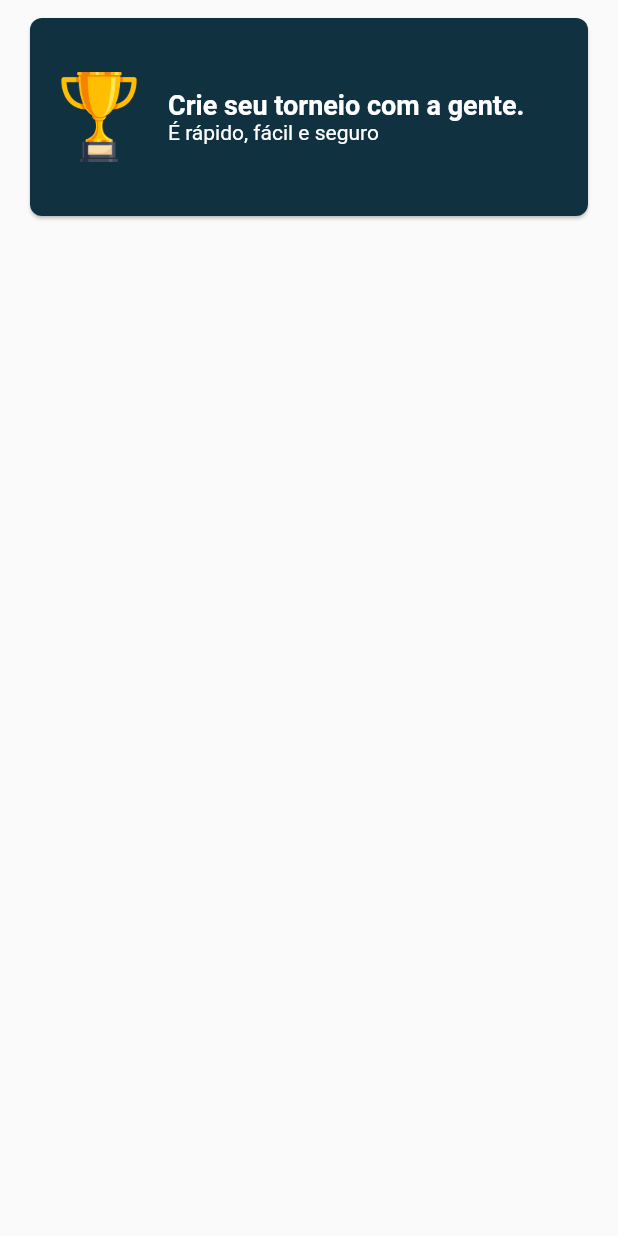
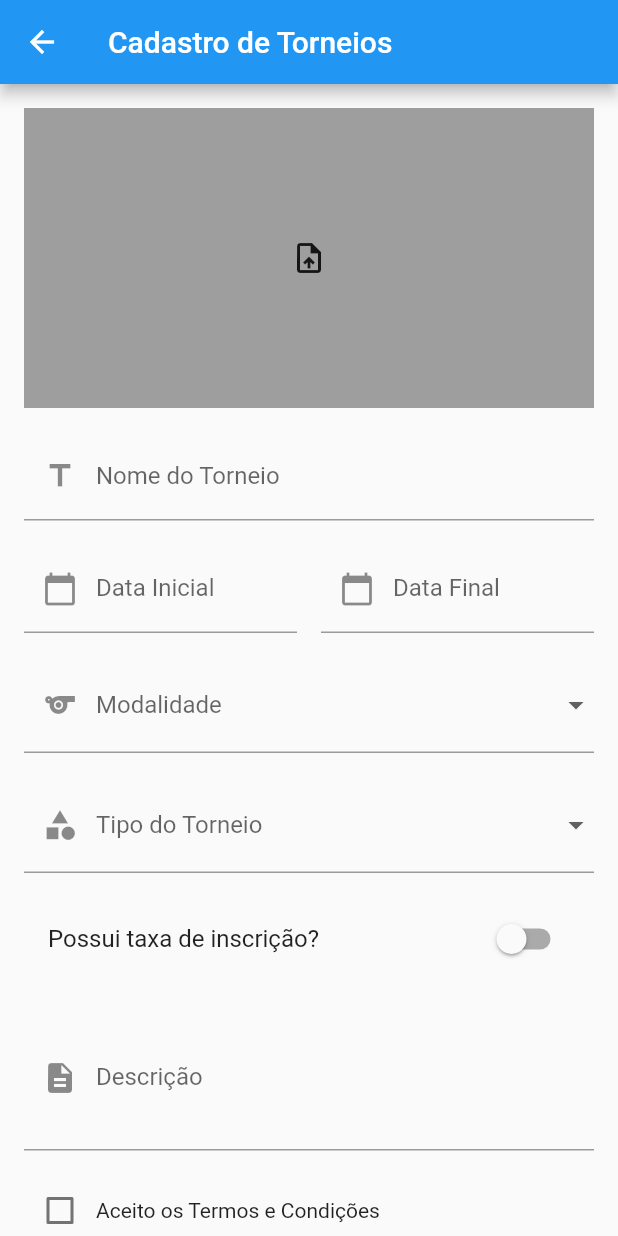
Before and after one commit to ErikMendesRc/pro_angler, a Flutter app: the CreateTournamentCard widget shown alone on an empty page, opened directly, after a tap on "Crie seu torneio com a gente.", on a phone screen of 412 x 824 dp. Run offline on Flutter 3.47's test engine with Material 2 defaults, Android fonts, the phone set to English and light mode, and no system bars; our stand-ins replace font_awesome_flutter, image_picker; network calls fail; project files that could hold a hidden picture were left out.

Commit message:
Feito a tela de criação de torneios.

```diff
--- /dev/null
+++ b/lib/Views/new_tournament_page.dart
@@ -0,0 +1,230 @@
+import 'dart:io';
+
+import 'package:flutter/material.dart';
+import 'package:flutter/services.dart';
+import 'package:image_picker/image_picker.dart';
+import 'package:intl/intl.dart';
+
+class NewTournamentPage extends StatefulWidget {
+  const NewTournamentPage({super.key});
+
+  @override
+  _NewTournamentPageState createState() => _NewTournamentPageState();
+}
+
+class _NewTournamentPageState extends State<NewTournamentPage> {
+  bool _hasEntryFee = false;
+  bool _acceptTerms = false;
+  final TextEditingController _startDateController = TextEditingController();
+  final TextEditingController _endDateController = TextEditingController();
+  final TextEditingController _entryFeeController = TextEditingController();
+  final picker = ImagePicker();
+  File? _pickedImage;
+
+  @override
+  void dispose() {
+    _startDateController.dispose();
+    _endDateController.dispose();
+    _entryFeeController.dispose();
+    super.dispose();
+  }
+
+  Future getImage() async {
+    final pickedImage = await picker.pickImage(source: ImageSource.gallery);
+
+    setState(() {
+      if (pickedImage != null) {
+        _pickedImage = File(pickedImage.path);
+      }
+    });
+  }
+
+  @override
+  Widget build(BuildContext context) {
+    return Scaffold(
+      appBar: AppBar(
+        title: const Text('Cadastro de Torneios'),
+      ),
+      body: SingleChildScrollView(
+        child: Padding(
+          padding: const EdgeInsets.all(16.0),
+          child: Column(
+            crossAxisAlignment: CrossAxisAlignment.stretch,
+            children: [
+              GestureDetector(
+                onTap: getImage,
+                child: Container(
+                  height: 200.0,
+                  color: Colors.grey,
+                  child: _pickedImage != null
+                      ? Image.file(
+                          _pickedImage!,
+                          height: 200,
+                          fit: BoxFit.cover,
+                        )
+                      : const Icon(Icons.upload_file),
+                ),
+              ),
+              const SizedBox(height: 16.0),
+              TextFormField(
+                decoration: const InputDecoration(
+                  labelText: 'Nome do Torneio',
+                  prefixIcon: Icon(Icons.title),
+                ),
+              ),
+              const SizedBox(height: 16.0),
+              Row(
+                children: [
+                  Expanded(
+                    child: TextFormField(
+                      decoration: const InputDecoration(
+                        labelText: 'Data Inicial',
+                        prefixIcon: Icon(Icons.calendar_today),
+                      ),
+                      controller: _startDateController,
+                      onTap: () async {
+                        final DateTime? selectedDate = await showDatePicker(
+                          context: context,
+                          initialDate: DateTime.now(),
+                          firstDate: DateTime.now(),
+                          lastDate: DateTime(2100),
+                        );
+                        if (selectedDate != null) {
+                          final formattedDate =
+                              DateFormat('dd/MM/yyyy').format(selectedDate);
+                          setState(() {
+                            _startDateController.text = formattedDate;
+                          });
+                        }
+                      },
+                      readOnly: true,
+                    ),
+                  ),
+                  const SizedBox(width: 16.0),
+                  Expanded(
+                    child: TextFormField(
+                      decoration: const InputDecoration(
+                        labelText: 'Data Final',
+                        prefixIcon: Icon(Icons.calendar_today),
+                      ),
+                      controller: _endDateController,
+                      onTap: () async {
+                        final DateTime? selectedDate = await showDatePicker(
+                          context: context,
+                          initialDate: DateTime.now(),
+                          firstDate: DateTime.now(),
+                          lastDate: DateTime(2100),
+                        );
+                        if (selectedDate != null) {
+                          final formattedDate =
+                              DateFormat('dd/MM/yyyy').format(selectedDate);
+                          setState(() {
+                            _endDateController.text = formattedDate;
+                          });
+                        }
+                      },
+                      readOnly: true,
+                    ),
+                  ),
+                ],
+              ),
+              const SizedBox(height: 16.0),
+              DropdownButtonFormField<String>(
+                decoration: const InputDecoration(
+                  labelText: 'Modalidade',
+                  prefixIcon: Icon(Icons.sports),
+                ),
+                items: const [
+                  DropdownMenuItem(value: '1', child: Text('Modalidade 1')),
+                  DropdownMenuItem(value: '2', child: Text('Modalidade 2')),
+                  DropdownMenuItem(value: '3', child: Text('Modalidade 3')),
+                ],
+                onChanged: (value) {},
+              ),
+              const SizedBox(height: 16.0),
+              DropdownButtonFormField<String>(
+                decoration: const InputDecoration(
+                  labelText: 'Tipo do Torneio',
+                  prefixIcon: Icon(Icons.category),
+                ),
+                items: const [
+                  DropdownMenuItem(value: '1', child: Text('Tipo 1')),
+                  DropdownMenuItem(value: '2', child: Text('Tipo 2')),
+                  DropdownMenuItem(value: '3', child: Text('Tipo 3')),
+                ],
+                onChanged: (value) {},
+              ),
+              const SizedBox(height: 16.0),
+              SwitchListTile(
+                title: const Text('Possui taxa de inscrição?'),
+                value: _hasEntryFee,
+                onChanged: (value) {
+                  setState(() {
+                    _hasEntryFee = value;
+                  });
+                },
+              ),
+              if (_hasEntryFee)
+                TextFormField(
+                  decoration: const InputDecoration(
+                    labelText: 'Valor da Inscrição',
+                    prefixIcon: Icon(Icons.attach_money),
+                  ),
+                  controller: _entryFeeController,
+                  keyboardType: TextInputType.number,
+                  inputFormatters: [
+                    FilteringTextInputFormatter.digitsOnly,
+                  ],
+                  onChanged: (value) {
+                    final formattedValue = NumberFormat.currency(
+                      symbol: 'R\$',
+                      decimalDigits: 2,
+                      locale: 'pt_BR',
+                    ).format(double.parse(value) /
+                        100); // Dividir por 100 para ajustar as casas decimais
+                    _entryFeeController.value =
+                        _entryFeeController.value.copyWith(
+                      text: formattedValue,
+                      selection: TextSelection.collapsed(
+                          offset: formattedValue.length),
+                    );
+                  },
+                ),
+              const SizedBox(height: 16.0),
+              TextFormField(
+                decoration: const InputDecoration(
+                  labelText: 'Descrição',
+                  prefixIcon: Icon(Icons.description),
+                ),
+                maxLines: 3,
+              ),
+              const SizedBox(height: 16.0),
+              Row(
+                children: [
+                  Checkbox(
+                    value: _acceptTerms,
+                    onChanged: (value) {
+                      setState(() {
+                        _acceptTerms = value!;
+                      });
+                    },
+                  ),
+                  const Text('Aceito os Termos e Condições'),
+                ],
+              ),
+              const SizedBox(height: 16.0),
+              ElevatedButton(
+                onPressed: _acceptTerms ? () => _createTournament() : null,
+                child: const Text('Criar Torneio'),
+              ),
+            ],
+          ),
+        ),
+      ),
+    );
+  }
+
+  void _createTournament() {
+    // Implement your logic to create the tournament
+  }
+}
--- a/lib/Widgets/HomePage/create_tournament_card.dart
+++ b/lib/Widgets/HomePage/create_tournament_card.dart
@@ -12,7 +12,7 @@ class CreateTournamentCard extends StatelessWidget {
       child: InkWell(
         borderRadius: BorderRadius.circular(8),
         onTap: () {
-          // Lógica para o clique no card
+          Navigator.pushNamed(context, '/newtournament');
         },
         child: SizedBox(
           height: 140,
--- a/pubspec.yaml
+++ b/pubspec.yaml
@@ -11,6 +11,8 @@ dependencies:
     sdk: flutter
   flutter_svg: ^2.0.5
   font_awesome_flutter: ^10.4.0
+  image_picker: ^1.0.0
+  intl: ^0.18.1
 
 dev_dependencies:
   flutter_test:
```
Also changed, not shown: lib/Widgets/bottom_navigation_bar_widget.dart (+8 -1 lines), lib/main.dart (+7 -2 lines), pubspec.lock, 3 other files.
